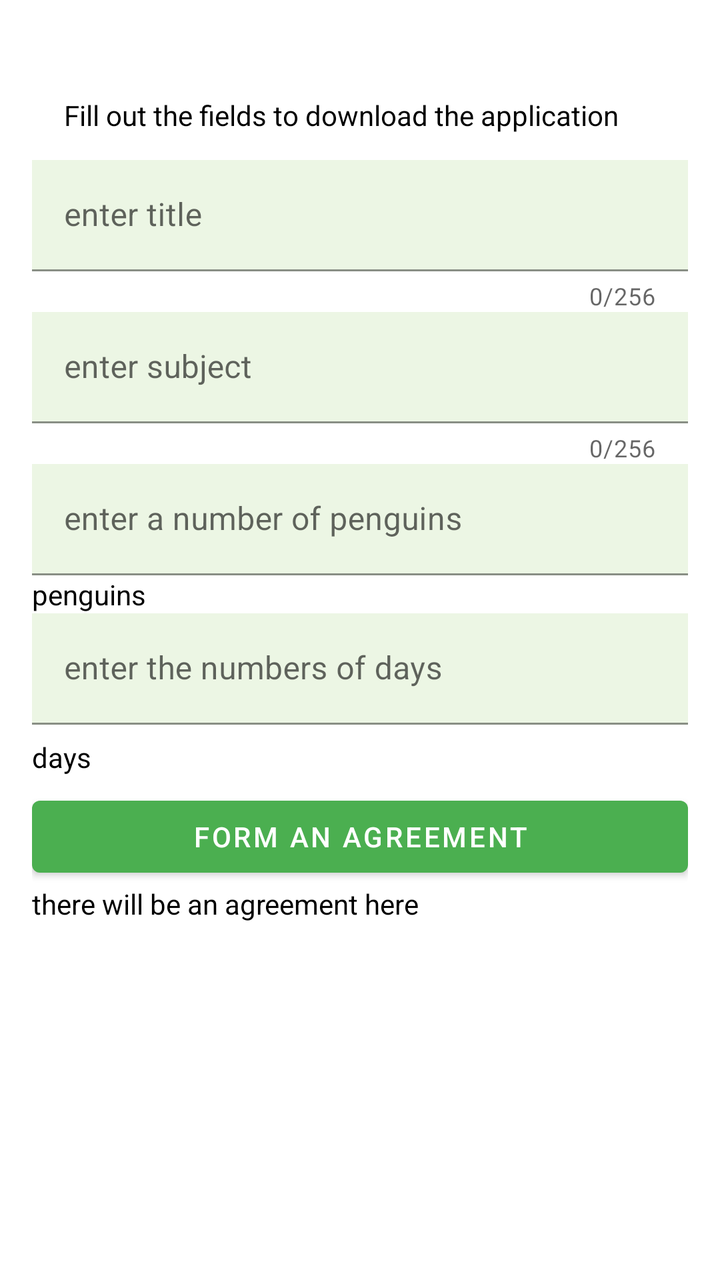
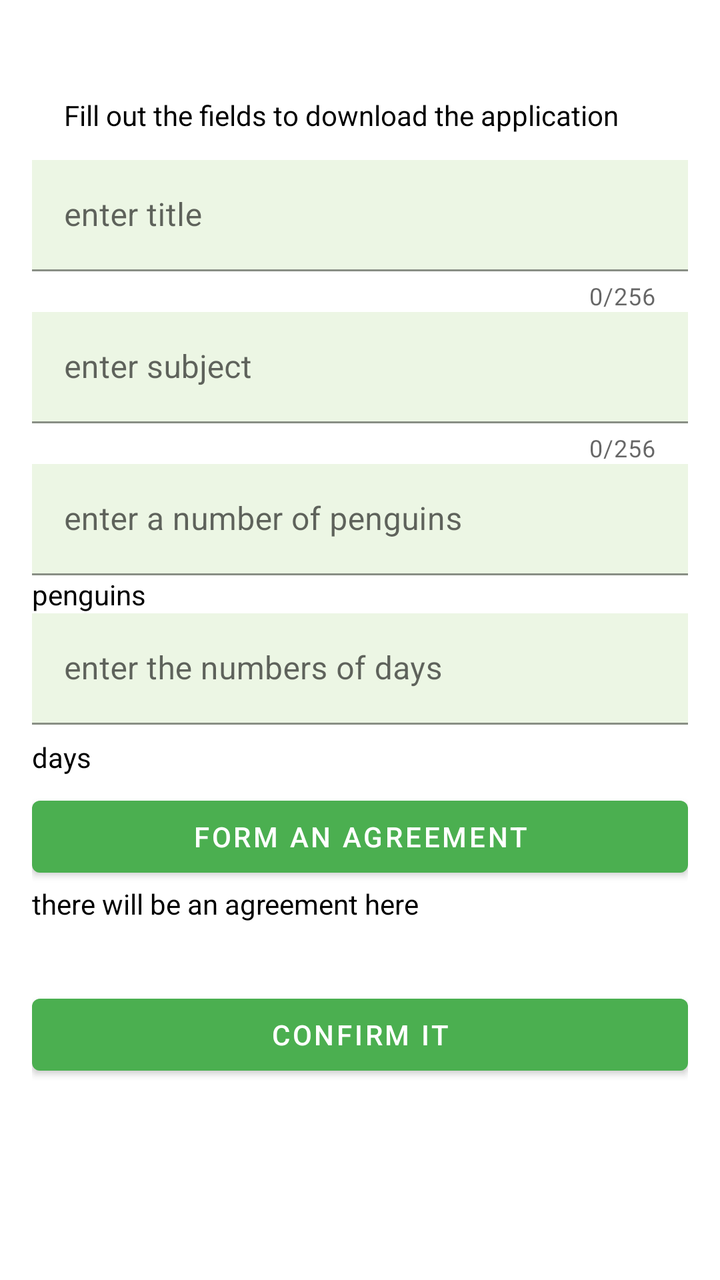

Two renders of the same Android screen: before a commit and after it. Below are the layout's source before the change and the commit's diff.
<!-- AndroidManifest.xml: application theme Theme.PenguinAgreement -->
<!-- res/layout/activity_main.xml -->
<?xml version="1.0" encoding="utf-8"?>
<ScrollView xmlns:android="http://schemas.android.com/apk/res/android"
    xmlns:app="http://schemas.android.com/apk/res-auto"
    xmlns:tools="http://schemas.android.com/tools"
    android:layout_width="match_parent"
    android:layout_height="match_parent"
    android:paddingBottom="@dimen/defaultPaddingBottom"
    android:visibility="visible">

    <androidx.constraintlayout.widget.ConstraintLayout
        android:id="@+id/linearLayout"
        android:layout_width="match_parent"
        android:layout_height="wrap_content"
        android:layout_marginStart="@dimen/defaultMarginHorizontal"
        android:layout_marginTop="@dimen/defaultMarginVertical"
        android:layout_marginEnd="@dimen/defaultMarginHorizontal"
        android:layout_marginBottom="@dimen/defaultMarginVertical">

        <TextView
            android:id="@+id/tv_message"
            android:layout_width="@dimen/defaultLayoutWidth"
            android:layout_height="wrap_content"
            android:layout_marginStart="@dimen/defaultMarginHorizontal"
            android:layout_marginTop="@dimen/defaultMarginTop"
            android:layout_marginEnd="@dimen/defaultMarginTop"
            android:text="@string/text_message"
            app:layout_constraintEnd_toEndOf="parent"
            app:layout_constraintStart_toStartOf="parent"
            app:layout_constraintTop_toTopOf="parent" />

        <com.google.android.material.textfield.TextInputLayout
            android:id="@+id/textInputLayout5"
            android:layout_width="@dimen/defaultLayoutWidth"
            android:layout_height="wrap_content"
            android:layout_marginTop="@dimen/defaultMarginVertical"
            app:counterEnabled="true"
            app:counterMaxLength="@integer/defaultCounterMaxLength"
            app:layout_constraintBottom_toTopOf="@+id/textInputLayout6"
            app:layout_constraintEnd_toEndOf="@+id/textInputLayout6"
            app:layout_constraintStart_toStartOf="@+id/textInputLayout6"
            app:layout_constraintTop_toTopOf="@+id/tv_message">

            <com.google.android.material.textfield.TextInputEditText
                android:id="@+id/tv_title"
                style="@style/PenguinTextView"
                android:layout_width="match_parent"
                android:layout_height="wrap_content"
                android:hint="@string/text_title_enter"/>
        </com.google.android.material.textfield.TextInputLayout>

        <com.google.android.material.textfield.TextInputLayout
            android:id="@+id/textInputLayout6"
            android:layout_width="@dimen/defaultLayoutWidth"
            android:layout_height="wrap_content"
            app:counterEnabled="true"
            app:counterMaxLength="@integer/defaultCounterMaxLength"
            app:layout_constraintBottom_toTopOf="@+id/textInputLayout7"
            app:layout_constraintEnd_toEndOf="@+id/textInputLayout7"
            app:layout_constraintStart_toStartOf="@+id/textInputLayout7"
            app:layout_constraintTop_toBottomOf="@+id/textInputLayout5">

            <com.google.android.material.textfield.TextInputEditText
                android:id="@+id/tv_subject"
                style="@style/PenguinTextView"
                android:layout_width="match_parent"
                android:layout_height="wrap_content"
                android:hint="@string/text_subject_enter"
                android:textColorHint="@color/dove_gray"
                tools:ignore="TextContrastCheck" />
        </com.google.android.material.textfield.TextInputLayout>

        <com.google.android.material.textfield.TextInputLayout
            android:id="@+id/textInputLayout7"
            android:layout_width="@dimen/defaultLayoutWidth"
            android:layout_height="wrap_content"
            app:layout_constraintBottom_toTopOf="@+id/tv_penguins"
            app:layout_constraintEnd_toEndOf="@+id/tv_penguins"
            app:layout_constraintStart_toStartOf="@+id/tv_penguins"
            app:layout_constraintTop_toBottomOf="@+id/textInputLayout6">

            <com.google.android.material.textfield.TextInputEditText
                android:id="@+id/tv_penguins_number"
                style="@style/PenguinTextView"
                android:layout_width="match_parent"
                android:layout_height="wrap_content"
                android:hint="@string/text_enter_a_number_of_penguins"
                android:inputType="number" />
        </com.google.android.material.textfield.TextInputLayout>

        <TextView
            android:id="@+id/tv_penguins"
            android:layout_width="@dimen/defaultLayoutWidth"
            android:layout_height="wrap_content"
            android:text="@string/text_penguins"
            app:layout_constraintBottom_toTopOf="@+id/textInputLayout8"
            app:layout_constraintEnd_toEndOf="parent"
            app:layout_constraintStart_toStartOf="parent"
            app:layout_constraintTop_toBottomOf="@+id/textInputLayout7" />

        <com.google.android.material.textfield.TextInputLayout
            android:id="@+id/textInputLayout8"
            android:layout_width="@dimen/defaultLayoutWidth"
            android:layout_height="wrap_content"
            android:layout_marginBottom="@dimen/defaultMarginVertical"
            app:layout_constraintBottom_toTopOf="@+id/btn_form_agreement"
            app:layout_constraintEnd_toEndOf="@+id/btn_form_agreement"
            app:layout_constraintStart_toStartOf="@+id/btn_form_agreement"
            app:layout_constraintTop_toBottomOf="@+id/tv_penguins">

            <com.google.android.material.textfield.TextInputEditText
                android:id="@+id/tv_days_number"
                style="@style/PenguinTextView"
                android:layout_width="match_parent"
                android:layout_height="wrap_content"
                android:hint="@string/text_enter_the_numbers_of_days"
                android:inputType="number" />
        </com.google.android.material.textfield.TextInputLayout>

        <TextView
            android:id="@+id/tv_days"
            android:layout_width="@dimen/defaultLayoutWidth"
            android:layout_height="wrap_content"
            android:text="@string/text_days"
            app:layout_constraintBottom_toTopOf="@+id/btn_form_agreement"
            app:layout_constraintEnd_toEndOf="parent"
            app:layout_constraintStart_toStartOf="parent"
            app:layout_constraintTop_toBottomOf="@+id/textInputLayout8" />

        <Button
            android:id="@+id/btn_form_agreement"
            android:layout_width="@dimen/defaultLayoutWidth"
            android:layout_height="wrap_content"
            android:text="@string/text_form_agreement"
            app:layout_constraintBottom_toTopOf="@+id/tv_agreement"
            app:layout_constraintEnd_toEndOf="parent"
            app:layout_constraintStart_toStartOf="parent"
            app:layout_constraintTop_toBottomOf="@+id/textInputLayout8"
            tools:ignore="TextContrastCheck" />

        <TextView
            android:id="@+id/tv_agreement"
            android:layout_width="@dimen/defaultLayoutWidth"
            android:layout_height="wrap_content"
            android:paddingBottom="@dimen/defaultPaddingBottom"
            android:text="@string/text_there_will_be_an_agreement"
            android:visibility="visible"
            app:layout_constraintBottom_toBottomOf="parent"
            app:layout_constraintEnd_toEndOf="@+id/btn_form_agreement"
            app:layout_constraintStart_toStartOf="@+id/btn_form_agreement"
            app:layout_constraintTop_toBottomOf="@+id/btn_form_agreement" />
    </androidx.constraintlayout.widget.ConstraintLayout>
</ScrollView>
<!-- resources referenced by this layout -->
<resources>
  <color name="dove_gray">#FF616161</color>
  <dimen name="defaultLayoutWidth">0dp</dimen>
  <dimen name="defaultMarginHorizontal">16dp</dimen>
  <dimen name="defaultMarginTop">16dp</dimen>
  <dimen name="defaultMarginVertical">32dp</dimen>
  <dimen name="defaultPaddingBottom">32dp</dimen>
  <integer name="defaultCounterMaxLength">256</integer>
  <string name="text_days">days</string>
  <string name="text_enter_a_number_of_penguins">enter a number of penguins</string>
  <string name="text_enter_the_numbers_of_days">enter the numbers of days</string>
  <string name="text_form_agreement">form an agreement</string>
  <string name="text_message">Fill out the fields to download the application</string>
  <string name="text_penguins">penguins</string>
  <string name="text_subject_enter">enter subject</string>
  <string name="text_there_will_be_an_agreement">there will be an agreement here</string>
  <string name="text_title_enter">enter title</string>
  <style name="PenguinTextView">
          <item name="android:background">@color/loafer</item>
          <item name="android:textColorHint">@color/dove_gray</item>
  
      </style>
  <style name="Theme.PenguinAgreement" parent="Theme.MaterialComponents.DayNight.DarkActionBar">
          
          <item name="colorPrimary">@color/chateau_green</item>
          <item name="colorPrimaryVariant">@color/everglade</item>
          <item name="colorOnPrimary">@color/white</item>
          
          <item name="colorSecondary">@color/teal_200</item>
          <item name="colorSecondaryVariant">@color/teal_700</item>
          <item name="colorOnSecondary">@color/mine_shaft</item>
          
          <item name="android:statusBarColor" tools:targetApi="l">?attr/colorPrimaryVariant</item>
          
          <item name="android:textColor">@color/black</item>
          <item name="android:textColorPrimary">@color/black</item>
      </style>
  <color name="loafer">#FFECF6E4</color>
  <color name="chateau_green">#FF4BAF50</color>
  <color name="everglade">#FF245126</color>
  <color name="white">#FFFFFFFF</color>
  <color name="teal_200">#FF03DAC5</color>
  <color name="teal_700">#FF018786</color>
  <color name="mine_shaft">#FF272525</color>
  <color name="black">#FF000000</color>
</resources>

<!-- the commit's change to res/layout/activity_main.xml (unified diff, before → after) -->
@@ -11,6 +11,7 @@
         android:id="@+id/linearLayout"
         android:layout_width="match_parent"
         android:layout_height="wrap_content"
+        android:paddingBottom="@dimen/defaultPaddingBottomBtm"
         android:layout_marginStart="@dimen/defaultMarginHorizontal"
         android:layout_marginTop="@dimen/defaultMarginVertical"
         android:layout_marginEnd="@dimen/defaultMarginHorizontal"
@@ -134,8 +135,7 @@
             app:layout_constraintBottom_toTopOf="@+id/tv_agreement"
             app:layout_constraintEnd_toEndOf="parent"
             app:layout_constraintStart_toStartOf="parent"
-            app:layout_constraintTop_toBottomOf="@+id/textInputLayout8"
-            tools:ignore="TextContrastCheck" />
+            app:layout_constraintTop_toBottomOf="@+id/textInputLayout8" />
 
         <TextView
             android:id="@+id/tv_agreement"
@@ -144,9 +144,19 @@
             android:paddingBottom="@dimen/defaultPaddingBottom"
             android:text="@string/text_there_will_be_an_agreement"
             android:visibility="visible"
-            app:layout_constraintBottom_toBottomOf="parent"
+            app:layout_constraintBottom_toTopOf="@+id/btm_confirm_it"
             app:layout_constraintEnd_toEndOf="@+id/btn_form_agreement"
             app:layout_constraintStart_toStartOf="@+id/btn_form_agreement"
             app:layout_constraintTop_toBottomOf="@+id/btn_form_agreement" />
+
+        <Button
+            android:id="@+id/btm_confirm_it"
+            android:layout_width="@dimen/defaultLayoutWidth"
+            android:layout_height="wrap_content"
+            android:text="@string/text_confirm_it"
+            app:layout_constraintBaseline_toBottomOf="parent"
+            app:layout_constraintEnd_toEndOf="@+id/tv_agreement"
+            app:layout_constraintStart_toStartOf="@+id/tv_agreement"
+            app:layout_constraintTop_toBottomOf="@+id/tv_agreement" />
     </androidx.constraintlayout.widget.ConstraintLayout>
 </ScrollView>
<!-- resource entries referenced after the edit -->
@@ -6,7 +6,9 @@
   <dimen name="defaultMarginTop">16dp</dimen>
   <dimen name="defaultMarginVertical">32dp</dimen>
   <dimen name="defaultPaddingBottom">32dp</dimen>
+  <dimen name="defaultPaddingBottomBtm">48dp</dimen>
   <integer name="defaultCounterMaxLength">256</integer>
+  <string name="text_confirm_it">confirm it</string>
   <string name="text_days">days</string>
   <string name="text_enter_a_number_of_penguins">enter a number of penguins</string>
   <string name="text_enter_the_numbers_of_days">enter the numbers of days</string>
